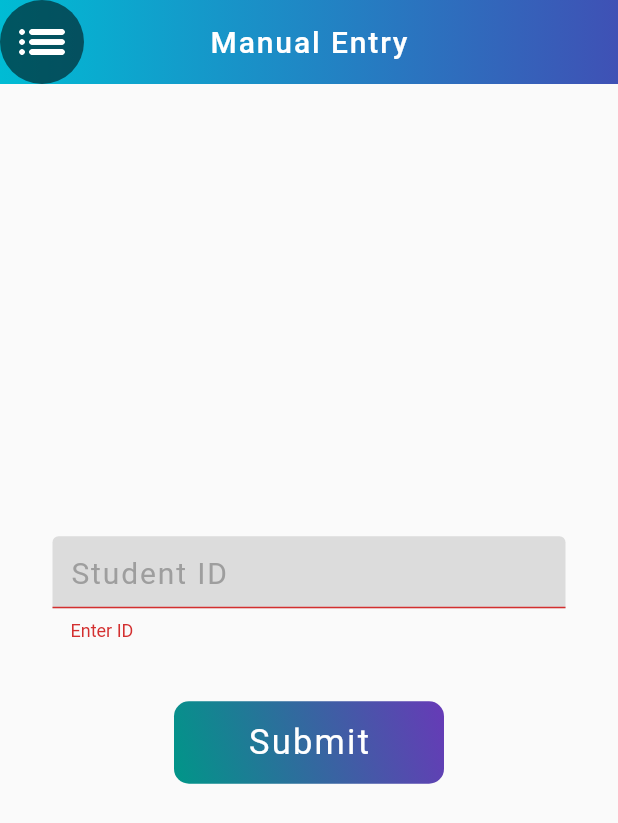
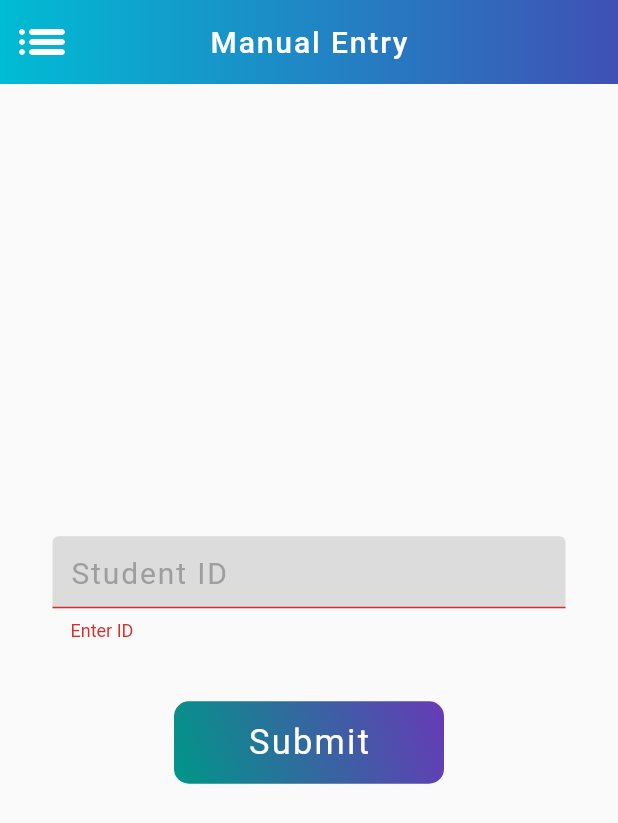
Before and after one commit to ManishModak/appwrite_hackathon, a Flutter app: the ManualEntryPage screen opened by its route, after a tap on "Submit", on a phone screen of 412 x 824 dp. Shown: the top 823 px of the screen. Run offline on Flutter 3.47's test engine with Material 2 defaults, Android fonts, the phone set to English and light mode, and no system bars; our stand-ins replace appwrite, cloud_firestore, firebase_core, firebase_storage, flutter_spinkit, image_picker and 1 more; accounts and stored records are empty.

Commit message:
New Login and code improvements

```diff
--- a/lib/common/constants.dart
+++ b/lib/common/constants.dart
@@ -88,7 +88,7 @@ Card menuCard(String text,String page,BuildContext context) {
   );
 }
 
-AppBar buildAppBar(String text,bool flag,BuildContext context) {
+AppBar buildAppBar1(String text) {
   return AppBar(
       title: Text(
         text,
@@ -99,14 +99,23 @@ AppBar buildAppBar(String text,bool flag,BuildContext context) {
       centerTitle: true,
       elevation: 0,
       backgroundColor: Colors.transparent,
-    leading: flag ? leadingIcon(context) : null
   );
-} // Default app Bar propertires
+}
 
-Material leadingIcon(BuildContext context) {
-  return Material(
+AppBar buildAppBar2(String text,BuildContext context) {
+  return AppBar(
+    title: Text(
+      text,
+      style: const TextStyle(
+        letterSpacing: 1.25 ,
+      ),
+    ),
+    centerTitle: true,
+    elevation: 0,
+    backgroundColor: Colors.transparent,
+    leading: Material(
       shape: const CircleBorder(),
-    color: Colors.black54,
+      color: Colors.transparent,
       child: InkWell(
         onTap: () {
           Navigator.pushNamed(context, "/menu");
@@ -120,5 +129,6 @@ Material leadingIcon(BuildContext context) {
           ),
         ),
       ),
+    )
   );
-}
+} // Default app Bar propertires
--- a/lib/main.dart
+++ b/lib/main.dart
@@ -1,6 +1,5 @@
 import 'package:firebase_core/firebase_core.dart';
 import 'package:flutter/material.dart';
-import 'package:mat_security/pages/home_page.dart';
 import 'package:mat_security/pages/authentication_pages/login_page.dart';
 import 'package:mat_security/pages/menu_pages/manual_entry_page.dart';
 import 'package:mat_security/pages/menu_page.dart';
@@ -25,8 +24,7 @@ void main() async {
 
     initialRoute: '/login', // Set the initial route to '/login'
     routes: {
-      // Route for the loading page
-      '/home': (context) => const Home(), // Route for the home page
+
       '/login': (context) => const Login(), // Route for the login page
       '/menu': (context) => const Menu(), // Route for the menu page
       '/newStudent': (context) => const NewStudent(), //Route for the New Hostelite page
--- a/lib/pages/menu_pages/daily_log_page.dart
+++ b/lib/pages/menu_pages/daily_log_page.dart
@@ -30,7 +30,7 @@ class _DailyLogState extends State<DailyLog> {
                     gradient: appBarGradient
                 ),
               ),
-              buildAppBar("Daily Log",false,context)
+              buildAppBar2("Daily Log",context)
             ],
           ),
         ),
--- a/lib/pages/menu_pages/manual_entry_page.dart
+++ b/lib/pages/menu_pages/manual_entry_page.dart
@@ -22,7 +22,7 @@ class ManualEntryPage extends StatelessWidget {
                     gradient: appBarGradient
                   ),
                 ),
-                buildAppBar("Manual Entry",true,context),
+                buildAppBar2("Manual Entry",context),
               ],
             ),
           ),
--- a/lib/pages/menu_pages/new_hostelite_page.dart
+++ b/lib/pages/menu_pages/new_hostelite_page.dart
@@ -94,7 +94,7 @@ Widget build(BuildContext context) {
                   gradient: appBarGradient
                 ),
               ),
-              buildAppBar("New Hostilite",false,context)
+              buildAppBar1("New Hostilite")
             ],
           ),
         ),
--- a/lib/services/auth.dart
+++ b/lib/services/auth.dart
@@ -1,11 +1,7 @@
-// import 'package:mat_security/services/admin.dart';
-// import 'package:firebase_auth/firebase_auth.dart';
 import 'package:shared_preferences/shared_preferences.dart';
 import 'package:appwrite/appwrite.dart';
 
 class AuthService {
-
-  //final FirebaseAuth _auth = FirebaseAuth.instance ;
 
   late Account account ;
   late Databases databases;
--- a/pubspec.yaml
+++ b/pubspec.yaml
@@ -38,9 +38,7 @@ dependencies:
   # Use with the CupertinoIcons class for iOS style icons.
   cupertino_icons: ^1.0.2
   flutter_spinkit: ^5.1.0
-  camera: ^0.10.4
   firebase_core: ^2.11.0
-  firebase_auth: ^4.5.0
   cloud_firestore: ^4.6.0
   firebase_storage: ^11.2.1
   image_picker: ^0.8.7+5
```
Also changed, not shown: lib/pages/home_page.dart (deleted, +0 -151 lines), lib/pages/menu_page.dart (+1 -10 lines), pubspec.lock. Lines whose indentation alone changed are shown as unchanged.
